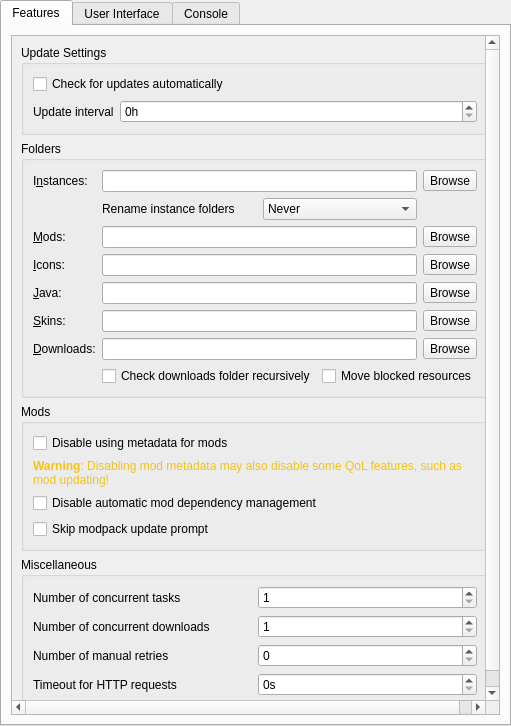
Before: the Qt Designer form launcher/ui/pages/global/LauncherPage.ui in PrismLauncher/PrismLauncher, drawn with Qt 5.
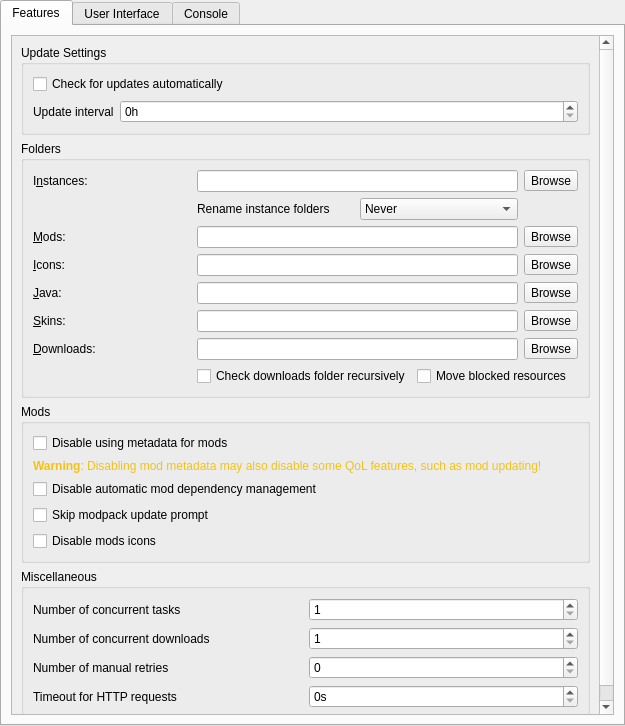
After: the same form once the commit is applied. Custom widgets are drawn as their Qt base class.

Commit message: feat: add setting to disable mod icons

```diff
--- a/launcher/ui/pages/global/LauncherPage.ui
+++ b/launcher/ui/pages/global/LauncherPage.ui
@@ -6,7 +6,7 @@
    <rect>
     <x>0</x>
     <y>0</y>
-    <width>511</width>
+    <width>625</width>
     <height>726</height>
    </rect>
   </property>
@@ -58,8 +58,8 @@
            <rect>
             <x>0</x>
             <y>0</y>
-            <width>473</width>
-            <height>770</height>
+            <width>591</width>
+            <height>907</height>
            </rect>
           </property>
           <layout class="QVBoxLayout" name="verticalLayout_8">
@@ -338,6 +338,16 @@
                 </property>
                </widget>
               </item>
+              <item>
+               <widget class="QCheckBox" name="disableModsIcons">
+                <property name="toolTip">
+                 <string>Disable mods icons column and parsing.</string>
+                </property>
+                <property name="text">
+                 <string>Disable mods icons</string>
+                </property>
+               </widget>
+              </item>
              </layout>
             </widget>
            </item>
```
Left out of the diff: 8 changed lines with no effect on the pictures. The commit also changes 4 other files.
